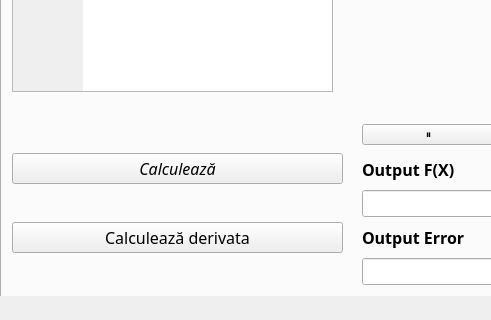
First picture: the form in UI_MODEL_01.ui, repository Vlad-Aureliu-Moraru/PROIECT-PY, before the edit; both pictures show x 0 to 491 and y 380 to 700 of the 800 by 700 pixel window.
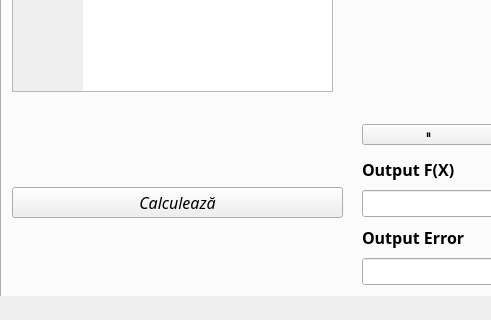
Second picture: the form after the edit. The open tabs and pages were chosen to show the change.

Commit message: refreshed UI again , removed unneded elements |4.2

Patch:
```diff
--- a/UI_MODEL_01.ui
+++ b/UI_MODEL_01.ui
@@ -13,7 +13,6 @@
   <property name="font">
    <font>
     <pointsize>12</pointsize>
-    <weight>50</weight>
     <bold>false</bold>
    </font>
   </property>
@@ -314,7 +313,6 @@
           <font>
            <family>Fira Sans</family>
            <pointsize>12</pointsize>
-           <weight>50</weight>
            <italic>true</italic>
            <bold>false</bold>
           </font>
@@ -324,22 +322,6 @@
          </property>
         </widget>
        </item>
-       <item>
-        <widget class="QPushButton" name="IL_BUTTON_DERIVATA">
-         <property name="font">
-          <font>
-           <family>Fira Sans</family>
-           <pointsize>12</pointsize>
-           <weight>50</weight>
-           <italic>false</italic>
-           <bold>false</bold>
-          </font>
-         </property>
-         <property name="text">
-          <string>Calculează derivata</string>
-         </property>
-        </widget>
-       </item>
       </layout>
      </widget>
      <widget class="QWidget" name="formLayoutWidget">
```
Left out of the diff: 28 changed lines with no effect on the pictures. The commit also changes 6 other files.
